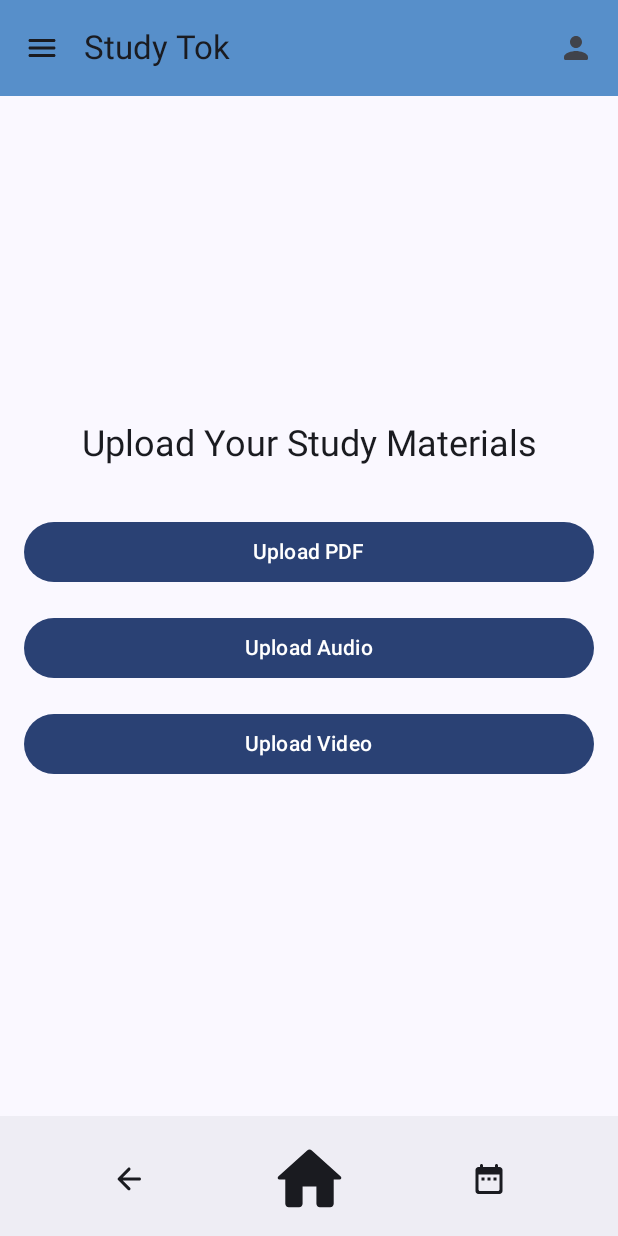
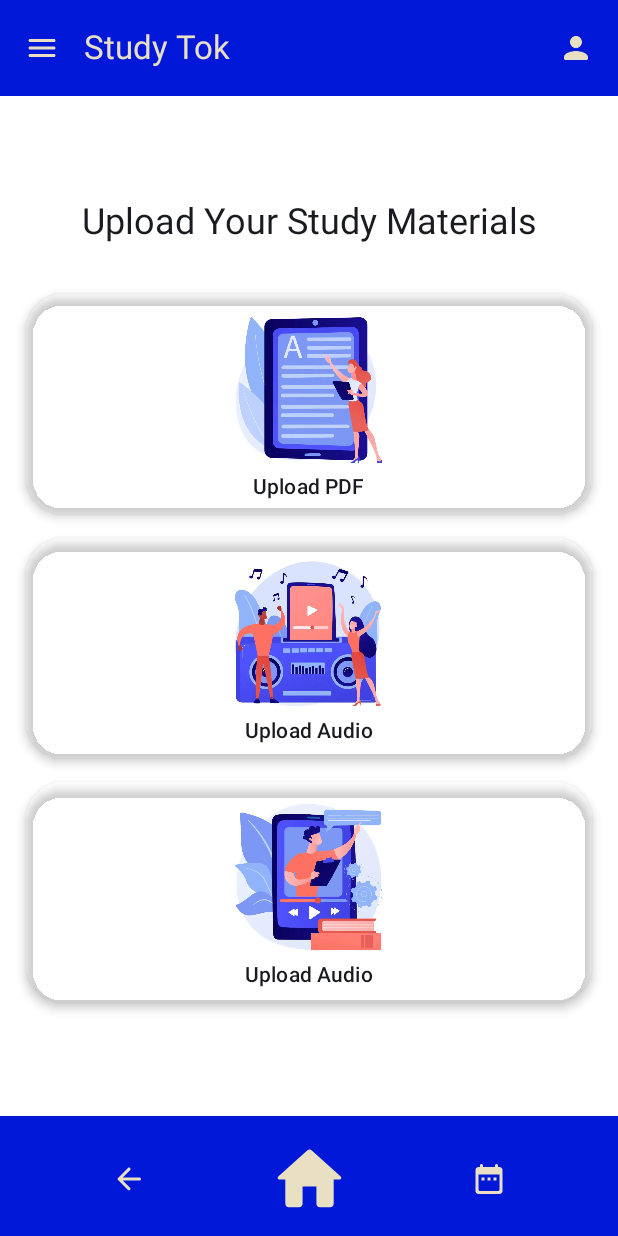
Before and after one commit to Jack-Jesse/mobile-computing-CP3406, an Android app built with Jetpack Compose: the @Preview function MediaUploadPagePreview, on a phone screen of 412 x 824 dp. Run offline under Robolectric (Android 15) with nearby library versions, the phone set to English and light mode, and no system bars.

Commit message:
Complete design update on upload screen

```diff
--- a/app/src/main/java/com/example/mystudyapp/MainActivity.kt
+++ b/app/src/main/java/com/example/mystudyapp/MainActivity.kt
@@ -6,19 +6,20 @@ import androidx.activity.ComponentActivity
 import androidx.activity.compose.setContent
 import androidx.activity.enableEdgeToEdge
 import androidx.compose.foundation.BorderStroke
+import androidx.compose.foundation.Image
 import androidx.compose.foundation.background
 import androidx.compose.foundation.border
 import androidx.compose.foundation.layout.Arrangement
 import androidx.compose.foundation.layout.Column
-import androidx.compose.foundation.layout.RowScope
 import androidx.compose.foundation.layout.Row
-import androidx.compose.foundation.layout.PaddingValues
 import androidx.compose.foundation.layout.aspectRatio
 import androidx.compose.foundation.layout.fillMaxSize
 import androidx.compose.foundation.layout.Spacer
 import androidx.compose.foundation.layout.size
 import androidx.compose.foundation.layout.fillMaxWidth
+import androidx.compose.foundation.layout.height
 import androidx.compose.foundation.layout.padding
+import androidx.compose.foundation.layout.width
 import androidx.compose.material.icons.Icons
 import androidx.compose.material.icons.rounded.Add
 import androidx.compose.material.icons.rounded.ArrowBack
@@ -42,6 +43,7 @@ import androidx.compose.material3.IconButton
 import androidx.compose.material3.TextButton
 import androidx.compose.material3.Switch
 import androidx.compose.material3.TextField
+import androidx.compose.foundation.shape.RoundedCornerShape
 import androidx.compose.runtime.Composable
 import androidx.compose.ui.Modifier
 import androidx.compose.ui.tooling.preview.Preview
@@ -50,24 +52,29 @@ import com.example.mystudyapp.ui.theme.MyStudyAppTheme
 import androidx.compose.ui.Alignment
 import androidx.compose.ui.text.TextStyle
 import androidx.compose.ui.text.style.TextDecoration
-import androidx.compose.material3.DatePicker
-import androidx.compose.material3.DatePickerDialog
 import androidx.compose.runtime.MutableState
 import androidx.compose.runtime.mutableStateOf
 import androidx.compose.runtime.remember
 import androidx.compose.runtime.getValue
 import androidx.compose.runtime.setValue
 import androidx.compose.ui.graphics.Color
-
-
+import androidx.compose.ui.res.colorResource
+import androidx.compose.ui.draw.shadow
+import androidx.compose.material3.ButtonDefaults
+import androidx.compose.material3.Surface
+import com.example.mystudyapp.ui.theme.mode_light_primary
+import androidx.compose.ui.res.painterResource
+import com.example.mystudyapp.ui.theme.mode_light_secondary
+import com.example.mystudyapp.ui.theme.mode_light_tertiary
 
 class MainActivity : ComponentActivity() {
-    private val darkTheme = mutableStateOf(false)
+//    private val darkTheme = mutableStateOf(false)
+
     override fun onCreate(savedInstanceState: Bundle?) {
         super.onCreate(savedInstanceState)
         enableEdgeToEdge()
         setContent {
-            MyStudyAppTheme(darkTheme = darkTheme.value) {
+            MyStudyAppTheme {
                 Scaffold(modifier = Modifier.fillMaxSize()) { innerPadding ->
                     Column(
                         modifier = Modifier
@@ -105,17 +112,23 @@ class MainActivity : ComponentActivity() {
                 IconButton(onClick = { /* ToDo */ }) {
                     Icon(
                         imageVector = Icons.Rounded.Menu,
-                        contentDescription = "Menu"
+                        contentDescription = "Menu",
+                        tint = mode_light_tertiary
                     )
                 }
             },
             actions = {
                 IconButton(onClick = { /* Handle profile click */ }) {
-                    Icon(Icons.Rounded.Person, contentDescription = "Profile")
+                    Icon(
+                        Icons.Rounded.Person,
+                        contentDescription = "Profile",
+                        tint = mode_light_tertiary
+                    )
                 }
             },
             colors = TopAppBarDefaults.topAppBarColors(
-                containerColor = Color(87, 143, 202)
+                containerColor = mode_light_primary,
+                titleContentColor = mode_light_tertiary,
             )
         )
     }
@@ -134,12 +147,16 @@ class MainActivity : ComponentActivity() {
     @Composable
     fun MyModalDatePicker() {
         Card(
-            modifier = Modifier.padding(16.dp).fillMaxWidth(),
-            border = BorderStroke(2.dp, Color.Gray),
-            colors = CardDefaults.cardColors(Color(54, 116, 181))
+            modifier = Modifier
+                .padding(16.dp)
+                .fillMaxWidth(),
+//            border = BorderStroke(2.dp, Color.Gray),
+            colors = CardDefaults.cardColors(mode_light_secondary)
         ) {
             Column(
-                modifier = Modifier.padding(16.dp).fillMaxWidth(),
+                modifier = Modifier
+                    .padding(16.dp)
+                    .fillMaxWidth(),
                 horizontalAlignment =  Alignment.CenterHorizontally,
             ) {
                 Text("Modal Date Picker")
@@ -147,7 +164,8 @@ class MainActivity : ComponentActivity() {
                     imageVector = Icons.Rounded.DateRange,
                     contentDescription = "Calender"
                 )
-                Text("📅DATE: 12/12/2025\n🕐TIME: 12:00")
+                Text("📅DATE: 12/12/2025\n🕐TIME: 12:00",
+                    color = MaterialTheme.colorScheme.onTertiary)
             }
         }
     }
@@ -166,12 +184,16 @@ class MainActivity : ComponentActivity() {
     @Composable
     fun MyUpcomingCard() {
         Card(
-            modifier = Modifier.padding(16.dp).fillMaxWidth(),
-            border = BorderStroke(2.dp, Color.Gray),
-            colors = CardDefaults.cardColors(Color(245, 240, 205))
+            modifier = Modifier
+                .padding(16.dp)
+                .fillMaxWidth(),
+//            border = BorderStroke(2.dp, Color.Gray),
+            colors = CardDefaults.cardColors(MaterialTheme.colorScheme.primaryContainer)
         ) {
             Column(
-                modifier = Modifier.padding(16.dp).fillMaxWidth(),
+                modifier = Modifier
+                    .padding(16.dp)
+                    .fillMaxWidth(),
                 horizontalAlignment =  Alignment.CenterHorizontally,
             ) {
                 Text("Study Session")
@@ -186,17 +208,22 @@ class MainActivity : ComponentActivity() {
 
     @Composable
     fun MyBottomAppBar() {
-        BottomAppBar {
+        BottomAppBar(
+            containerColor = mode_light_primary,
+            contentColor = mode_light_tertiary
+        ) {
             IconButton(onClick = { /* doSomething() */ }, modifier = Modifier.weight(1f)) {
                 Icon(Icons.Rounded.Home, contentDescription = "Home")
             }
             IconButton(
                 onClick = { /* doSomething() */ },
                 modifier = Modifier
-                    .border(BorderStroke(2.dp, Color.Transparent), CircleShape)
-                    .padding(0.dp)
-                    .background(Color(110, 194, 7), CircleShape) // Pink background
+//                    .shadow(elevation = 4.dp, shape = CircleShape, clip = false) // Drop shadow
+//                    .padding(0.dp)
+                    .background(color = Color(255, 87, 34, 255), CircleShape) // Slightly lighter for highlight
                     .aspectRatio(1f)
+                    .border(BorderStroke(3.dp, Color(244, 67, 54, 255)), CircleShape) // Darker border for 3D effect
+                    .padding(bottom = 4.dp)
             ) {
                 Icon(Icons.Rounded.Add,
                     contentDescription = "Add",
@@ -211,7 +238,10 @@ class MainActivity : ComponentActivity() {
 
     @Composable
     fun MySecondaryBottomAppBar() {
-        BottomAppBar {
+        BottomAppBar(
+            containerColor = mode_light_primary,
+            contentColor = mode_light_tertiary
+        ) {
             IconButton(onClick = { /* doSomething() */ }, modifier = Modifier.weight(1f)) {
                 Icon(Icons.Rounded.ArrowBack, contentDescription = "Back")
             }
@@ -285,6 +315,7 @@ class MainActivity : ComponentActivity() {
 fun ProfileScreen() {
     Column(
         modifier = Modifier
+            .background(color = colorResource(id = R.color.white))
             .fillMaxSize()
             .padding(16.dp),
         horizontalAlignment = Alignment.CenterHorizontally
@@ -336,6 +367,7 @@ fun SettingsScreen(darkTheme: MutableState<Boolean>) {
 
     Column(
         modifier = Modifier
+            .background(color = colorResource(id = R.color.white))
             .fillMaxSize()
             .padding(16.dp),
         horizontalAlignment = Alignment.CenterHorizontally
@@ -373,11 +405,17 @@ fun SettingsScreen(darkTheme: MutableState<Boolean>) {
 @OptIn(ExperimentalMaterial3Api::class)
 @Composable
 fun MediaUploadPage() {
-    Scaffold(
-        topBar = { MainActivity().MyTopAppBar() }
-    ) { innerPadding ->
+    MyStudyAppTheme(darkTheme = false) { // Apply light theme here
+        Surface(
+            modifier = Modifier.fillMaxSize(),
+            color = MaterialTheme.colorScheme.background
+        ) {
+            Scaffold(
+                topBar = { MainActivity().MyTopAppBar() }
+            ) { innerPadding ->
         Column(
             modifier = Modifier
+                .background(color = colorResource(id = R.color.white))
                 .padding(innerPadding)
                 .fillMaxSize()
                 .padding(16.dp),
@@ -393,34 +431,84 @@ fun MediaUploadPage() {
             // PDF Upload Button
             Button(
                 onClick = { /* Handle PDF upload */ },
+                colors = ButtonDefaults.buttonColors(
+                    containerColor = Color.Transparent,
+                    contentColor = MaterialTheme.colorScheme.onSurface,
+                ),
                 modifier = Modifier
                     .fillMaxWidth()
+                    .padding(horizontal = 1.dp)
                     .padding(vertical = 8.dp)
+                    .shadow(elevation = 4.dp, shape = RoundedCornerShape(25.dp)),
+                shape = RoundedCornerShape(12.dp)
             ) {
-//            Icon(Icons.Filled.PictureAsPdf, contentDescription = "Upload PDF", modifier = Modifier.padding(end = 8.dp))
-                Text("Upload PDF")
+                Column(horizontalAlignment = Alignment.CenterHorizontally) {
+                    Icon(
+                        painter = painterResource(id = R.drawable.pdf),
+                        contentDescription = "Upload PDF",
+                        tint = Color.Unspecified,
+                        modifier = Modifier
+                            .padding(5.dp)
+                            .size(100.dp)
+                    )
+                    Text("Upload PDF")
+                }
             }
 
             // Audio Upload Button
             Button(
-                onClick = { /* Handle Audio upload */ },
+                onClick = { /* Handle PDF upload */ },
+                colors = ButtonDefaults.buttonColors(
+                    containerColor = Color.Transparent,
+                    contentColor = MaterialTheme.colorScheme.onSurface
+                ),
                 modifier = Modifier
                     .fillMaxWidth()
+                    .padding(horizontal = 1.dp)
                     .padding(vertical = 8.dp)
+                    .shadow(elevation = 4.dp, shape = RoundedCornerShape(25.dp)),
+                shape = RoundedCornerShape(12.dp)
             ) {
-//            Icon(Icons.Filled.Audiotrack, contentDescription = "Upload Audio", modifier = Modifier.padding(end = 8.dp))
-                Text("Upload Audio")
+                Column(horizontalAlignment = Alignment.CenterHorizontally) {
+                    Icon(
+                        painter = painterResource(id = R.drawable.mp3),
+                        contentDescription = "Upload PDF",
+                        tint = Color.Unspecified,
+                        modifier = Modifier
+                            .padding(5.dp)
+                            .size(100.dp)
+                    )
+                    Text("Upload Audio")
+                }
             }
 
             // Video Upload Button
             Button(
-                onClick = { /* Handle Video upload */ },
+                onClick = { /* Handle PDF upload */ },
+                colors = ButtonDefaults.buttonColors(
+                    containerColor = Color.Transparent,
+                    contentColor = MaterialTheme.colorScheme.onSurface
+                ),
                 modifier = Modifier
                     .fillMaxWidth()
+                    .padding(horizontal = 1.dp)
                     .padding(vertical = 8.dp)
+                    .shadow(elevation = 4.dp, shape = RoundedCornerShape(25.dp)),
+                shape = RoundedCornerShape(12.dp)
             ) {
-//            Icon(Icons.Filled.Videocam, contentDescription = "Upload Video", modifier = Modifier.padding(end = 8.dp))
-                Text("Upload Video")
+                Column(horizontalAlignment = Alignment.CenterHorizontally) {
+                    Icon(
+                        painter = painterResource(id = R.drawable.mp4),
+                        contentDescription = "Upload PDF",
+                        tint = Color.Unspecified,
+                        modifier = Modifier
+                            .padding(5.dp)
+                            .size(100.dp)
+                    )
+                    Text("Upload Audio")
+                }
+            }
+        }
             }
         }
     }
@@ -433,7 +521,7 @@ fun MediaUploadPagePreview() {
     MyStudyAppTheme {
         Scaffold(
             modifier = Modifier.fillMaxSize(),
-            bottomBar = { MainActivity().MySecondaryBottomAppBar() } // Use the secondary bottom app bar
+            bottomBar = { MainActivity().MySecondaryBottomAppBar() }
         ) { innerPadding ->
             Column(modifier = Modifier.padding(innerPadding)) {
                 MediaUploadPage()
@@ -442,7 +530,7 @@ fun MediaUploadPagePreview() {
     }
 }
 
-
+@OptIn(ExperimentalMaterial3Api::class)
 @Preview(showBackground = true)
 @Composable
 fun MyHomeScreenPreview() {
@@ -453,6 +541,7 @@ fun MyHomeScreenPreview() {
         ) { innerPadding ->
             Column(
                 modifier = Modifier
+                    .background(color = colorResource(id = R.color.white))
                     .padding(innerPadding)
                     .fillMaxSize(),
 //                verticalArrangement = Arrangement.Center,
@@ -473,6 +562,7 @@ fun MySignInSectionPreview() {
         Scaffold {
             Column(
                 modifier = Modifier
+                    .background(color = colorResource(id = R.color.white))
                     .padding(it)
                     .fillMaxSize(),
                 verticalArrangement = Arrangement.Center,
@@ -500,7 +590,9 @@ fun SettingsScreenPreview() {
             bottomBar = { MainActivity().MySecondaryBottomAppBar(
             ) }
         ) { innerPadding ->
-            Column(modifier = Modifier.padding(innerPadding).fillMaxSize()) {
+            Column(modifier = Modifier
+                .padding(innerPadding)
+                .fillMaxSize()) {
                 SettingsScreen(darkTheme = darkTheme)
             }
 
@@ -511,13 +603,16 @@ fun SettingsScreenPreview() {
 @Preview(showBackground = true)
 @Composable
 fun ProfileScreenPreview() {
-    MyStudyAppTheme {
+    val darkTheme = remember { mutableStateOf(false) }
+    MyStudyAppTheme(darkTheme = darkTheme.value) {
         Scaffold(
             modifier = Modifier.fillMaxSize(),
             topBar = { MainActivity().MyTopAppBar() },
             bottomBar = { MainActivity().MySecondaryBottomAppBar() }
         ) { innerPadding ->
-            Column(modifier = Modifier.padding(innerPadding).fillMaxSize()) {
+            Column(modifier = Modifier
+                .padding(innerPadding)
+                .fillMaxSize()) {
                 ProfileScreen()
             }
         }
--- a/app/src/main/java/com/example/mystudyapp/ui/theme/Theme.kt
+++ b/app/src/main/java/com/example/mystudyapp/ui/theme/Theme.kt
@@ -9,28 +9,28 @@ import androidx.compose.material3.dynamicDarkColorScheme
 import androidx.compose.material3.dynamicLightColorScheme
 import androidx.compose.material3.lightColorScheme
 import androidx.compose.runtime.Composable
+import androidx.compose.runtime.SideEffect
+import androidx.compose.ui.graphics.toArgb
 import androidx.compose.ui.platform.LocalContext
+import androidx.compose.ui.platform.LocalView
+import androidx.core.view.WindowCompat
+import com.example.mystudyapp.ui.theme.mode_dark_primary
+import com.example.mystudyapp.ui.theme.mode_dark_secondary
+import com.example.mystudyapp.ui.theme.mode_dark_tertiary
+import com.example.mystudyapp.ui.theme.mode_light_primary
+import com.example.mystudyapp.ui.theme.mode_light_secondary
+import com.example.mystudyapp.ui.theme.mode_light_tertiary
 
 private val DarkColorScheme = darkColorScheme(
-    primary = Purple80,
-    secondary = PurpleGrey80,
-    tertiary = Pink80
+    primary = mode_dark_primary,
+    secondary = mode_dark_secondary,
+    tertiary = mode_dark_tertiary
 )
 
 private val LightColorScheme = lightColorScheme(
-    primary = Purple40,
-    secondary = PurpleGrey40,
-    tertiary = Pink40
-
-    /* Other default colors to override
-    background = Color(0xFFFFFBFE),
-    surface = Color(0xFFFFFBFE),
-    onPrimary = Color.White,
-    onSecondary = Color.White,
-    onTertiary = Color.White,
-    onBackground = Color(0xFF1C1B1F),
-    onSurface = Color(0xFF1C1B1F),
-    */
+    primary = mode_light_primary,
+    secondary = mode_light_secondary,
+    tertiary = mode_light_tertiary
 )
 
 @Composable
@@ -45,9 +45,17 @@ fun MyStudyAppTheme(
             val context = LocalContext.current
             if (darkTheme) dynamicDarkColorScheme(context) else dynamicLightColorScheme(context)
         }
-
         darkTheme -> DarkColorScheme
         else -> LightColorScheme
+    }
+
+    val view = LocalView.current
+    if (!view.isInEditMode) {
+        SideEffect {
+            val window = (view.context as Activity).window
+            window.statusBarColor = colorScheme.primary.toArgb() // Or your desired status bar color
+            WindowCompat.getInsetsController(window, view).isAppearanceLightStatusBars = !darkTheme // Adjust based on status bar color
+        }
     }
 
     MaterialTheme(
--- a/app/src/main/res/values/colors.xml
+++ b/app/src/main/res/values/colors.xml
@@ -6,5 +6,5 @@
     <color name="teal_200">#FF03DAC5</color>
     <color name="teal_700">#FF018786</color>
     <color name="black">#FF000000</color>
-    <color name="white">#FFFFFFFF</color>
+    <color name="white">#FFFFFF</color>
 </resources>
```
Also changed, not shown: app/src/main/java/com/example/mystudyapp/ui/theme/Color.kt (+16 -6 lines), app/src/main/res/drawable/mp3.webp (added), app/src/main/res/drawable/mp4.webp (added), app/src/main/res/drawable/pdf.webp (added).
